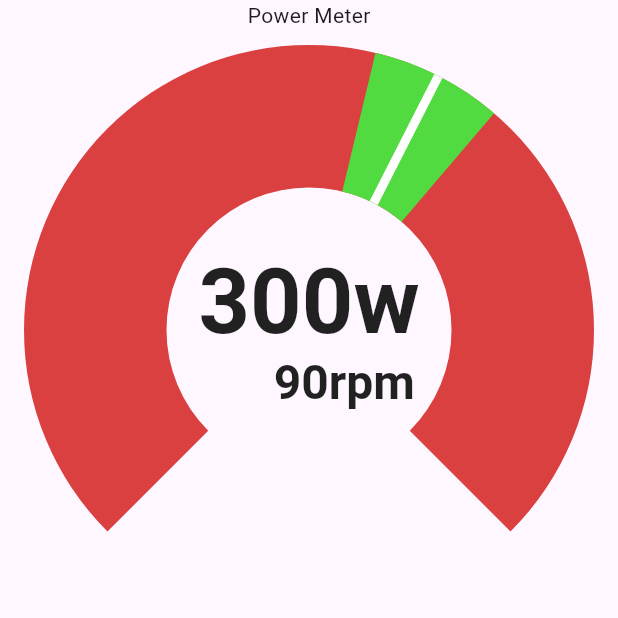
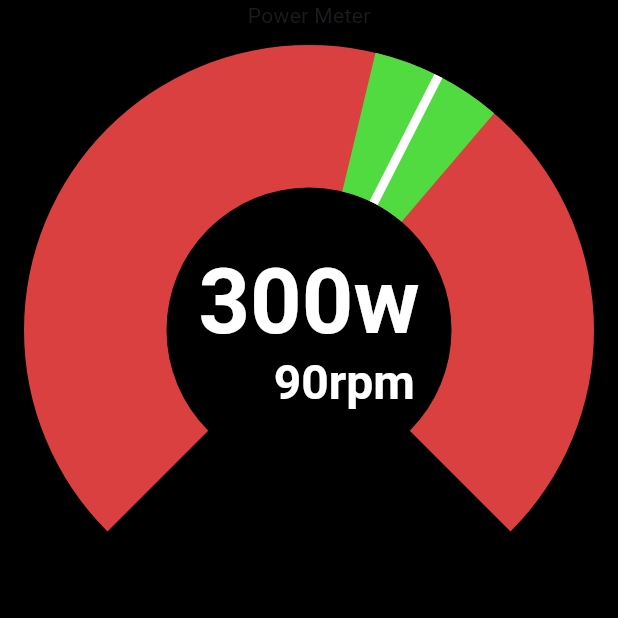
Before and after one commit to oh-naoki/workoutride, a Flutter app: the screen it shows after launch, on a phone screen of 412 x 824 dp, the top half of it. Run offline on Flutter 3.47's test engine with Material 3 defaults, Android fonts, the phone set to English and light mode, and no system bars.

Commit message:
change color

```diff
--- a/lib/component/meter.dart
+++ b/lib/component/meter.dart
@@ -183,7 +183,7 @@ class _MeterPainter extends CustomPainter {
     const TextSpan topTextSpan = TextSpan(
       text: '300w',
       style: TextStyle(
-        color: Colors.black87,
+        color: Colors.white,
         fontSize: 60,
         fontWeight: FontWeight.bold,
       ),
@@ -193,7 +193,7 @@ class _MeterPainter extends CustomPainter {
     const TextSpan bottomTextSpan = TextSpan(
       text: '90rpm',
       style: TextStyle(
-        color: Colors.black87,
+        color: Colors.white,
         fontSize: 32,
         fontWeight: FontWeight.bold,
       ),
--- a/lib/main.dart
+++ b/lib/main.dart
@@ -18,6 +18,7 @@ class MyApp extends StatelessWidget {
           useMaterial3: true,
         ),
         home: const Scaffold(
+          backgroundColor: Colors.black,
           body: SafeArea(
             child: Padding(
               padding: EdgeInsets.symmetric(horizontal: 16.0),
```
